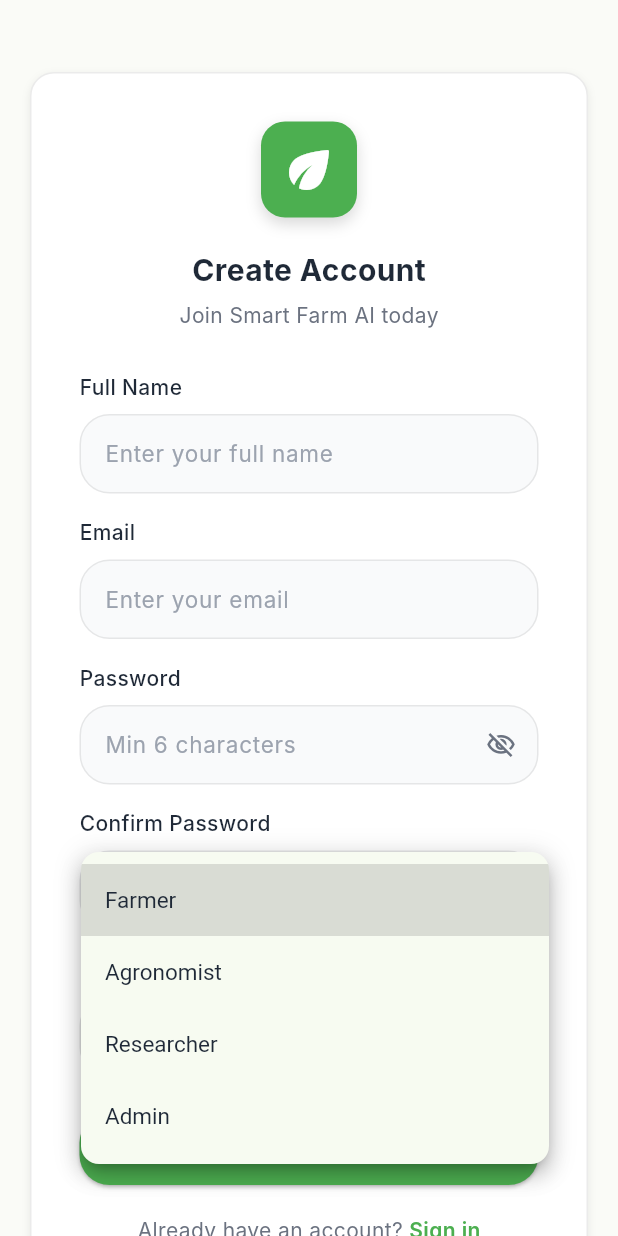
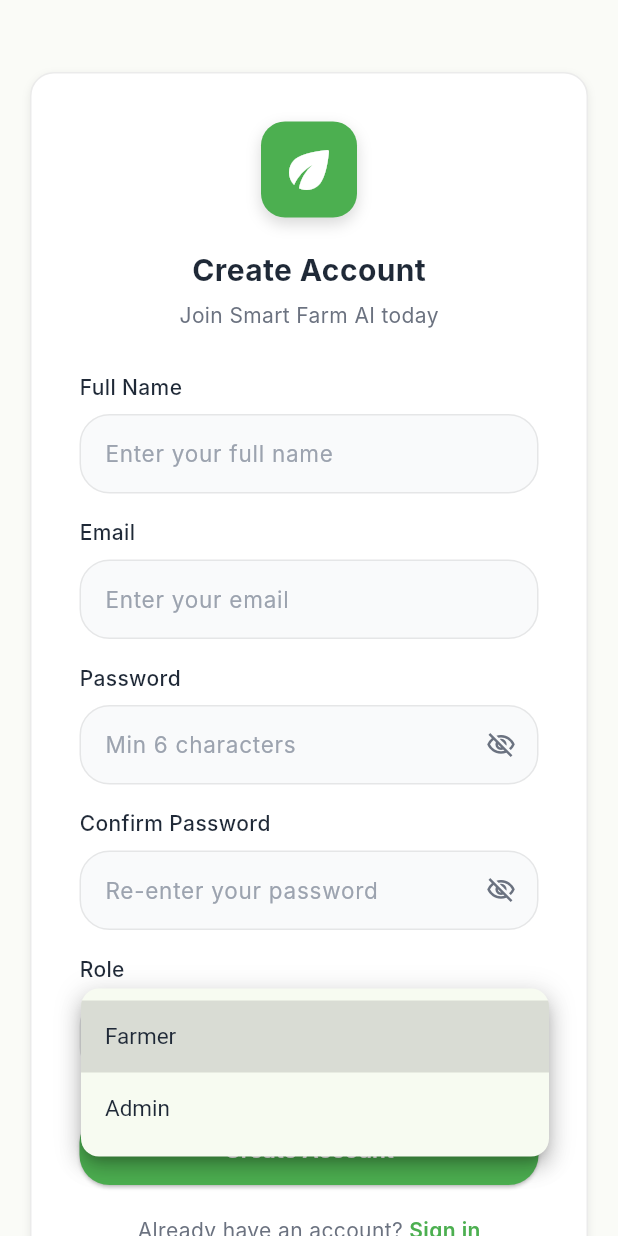
Before and after one commit to madaraz2498/smart_farm, a Flutter app: the RegisterScreen screen opened directly, after a tap on "Select your role", on a phone screen of 412 x 824 dp. Run offline on Flutter 3.47's test engine with Material 3 defaults, Android fonts, the phone set to English and light mode, and no system bars; our stand-ins replace flutter_svg; accounts and stored records are empty; Roboto replaces fonts that are missing (Inter).

Commit message:
Update registration roles in `RegisterScreen`.
*   **Registration Updates:**
    *   Simplified the available user roles in `_roles` by removing 'Agronomist' and 'Researcher', leaving only 'Farmer' and 'Admin'.

```diff
--- a/lib/screens/register_screen.dart
+++ b/lib/screens/register_screen.dart
@@ -21,7 +21,7 @@
   bool _obscureConfirm = true;
   String? _selectedRole;
 
-  final List<String> _roles = ['Farmer', 'Agronomist', 'Researcher', 'Admin'];
+  final List<String> _roles = ['Farmer', 'Admin'];
 
   String? _nameError, _emailError, _passError, _confirmError, _roleError;
 
```
